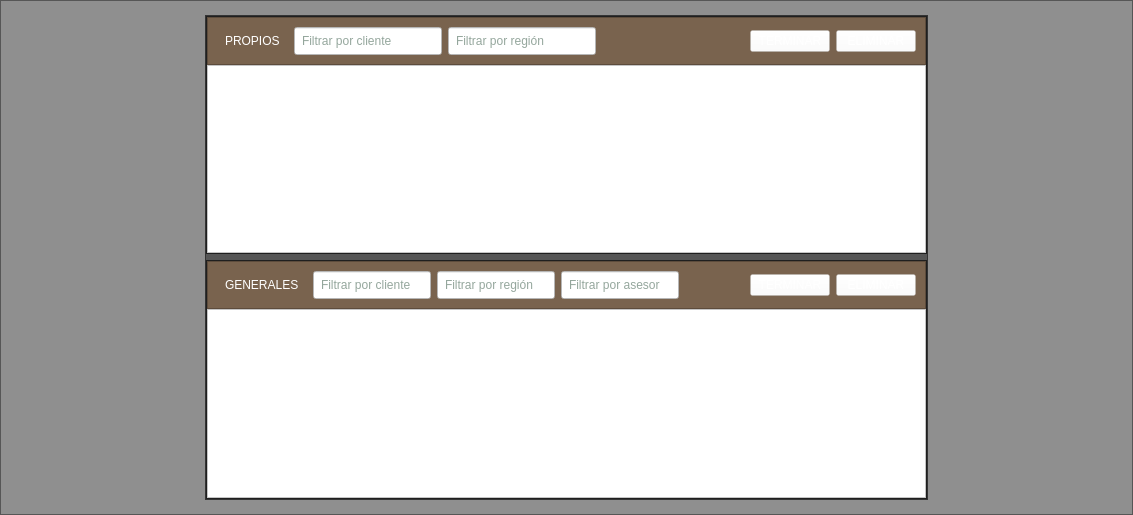
Qt form notebook.ui (altitude-solutions/Camino_Real_Desktop) before a commit.
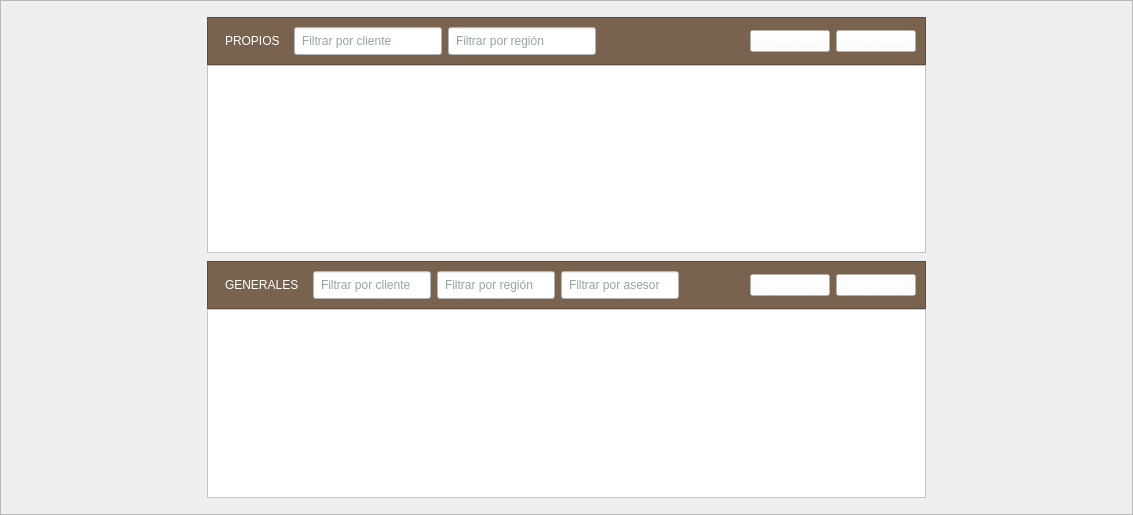
The same form after that commit.

The edit to the form file:
```diff
--- a/notebook.ui
+++ b/notebook.ui
@@ -35,7 +35,7 @@
    <item>
     <widget class="QFrame" name="frame_2">
      <property name="styleSheet">
-      <string notr="true">background-color:rgba(0,0,0,40%);</string>
+      <string notr="true"/>
      </property>
      <property name="frameShape">
       <enum>QFrame::StyledPanel</enum>
@@ -75,7 +75,7 @@
         <item>
          <widget class="QFrame" name="frame_4">
           <property name="styleSheet">
-           <string notr="true"/>
+           <string notr="true">background-color:transparent;</string>
           </property>
           <property name="frameShape">
            <enum>QFrame::StyledPanel</enum>
```
